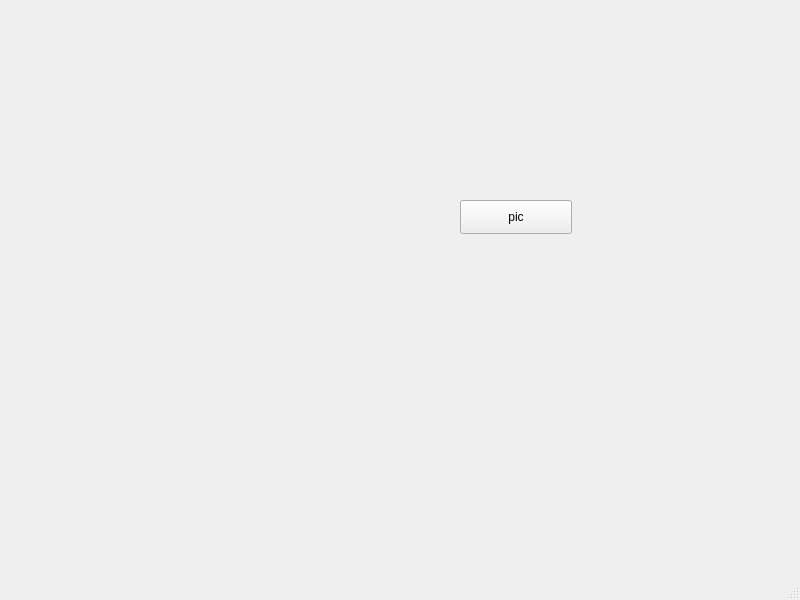
Qt form CAPTCHA.ui (babopo/CAPTCHArecognizer) before a commit.
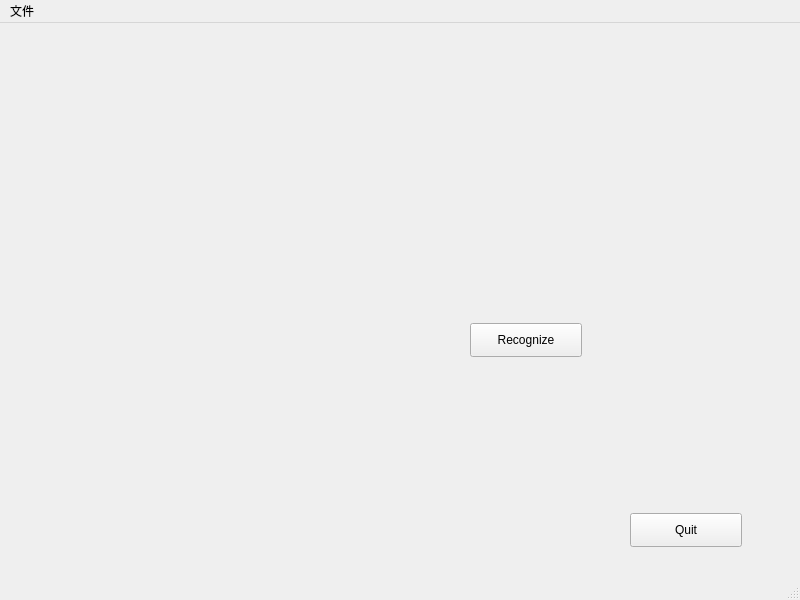
The same form after that commit.

Commit message: add func openfile,recognize

Patch:
```diff
--- a/CAPTCHA.ui
+++ b/CAPTCHA.ui
@@ -30,14 +30,40 @@
    <widget class="QPushButton" name="pushButton">
     <property name="geometry">
      <rect>
-      <x>460</x>
-      <y>200</y>
+      <x>630</x>
+      <y>490</y>
       <width>112</width>
       <height>34</height>
      </rect>
     </property>
     <property name="text">
-     <string>pic</string>
+     <string>Quit</string>
+    </property>
+   </widget>
+   <widget class="QLabel" name="result">
+    <property name="geometry">
+     <rect>
+      <x>330</x>
+      <y>300</y>
+      <width>81</width>
+      <height>18</height>
+     </rect>
+    </property>
+    <property name="text">
+     <string/>
+    </property>
+   </widget>
+   <widget class="QPushButton" name="rec">
+    <property name="geometry">
+     <rect>
+      <x>470</x>
+      <y>300</y>
+      <width>112</width>
+      <height>34</height>
+     </rect>
+    </property>
+    <property name="text">
+     <string>Recognize</string>
     </property>
    </widget>
   </widget>
@@ -50,6 +76,13 @@
      <height>30</height>
     </rect>
    </property>
+   <widget class="QMenu" name="menu">
+    <property name="title">
+     <string>文件</string>
+    </property>
+    <addaction name="fileopen"/>
+   </widget>
+   <addaction name="menu"/>
   </widget>
   <widget class="QStatusBar" name="statusbar"/>
  </widget>
```
Left out of the diff: 39 changed lines with no effect on the pictures. The commit also changes 3 other files.
